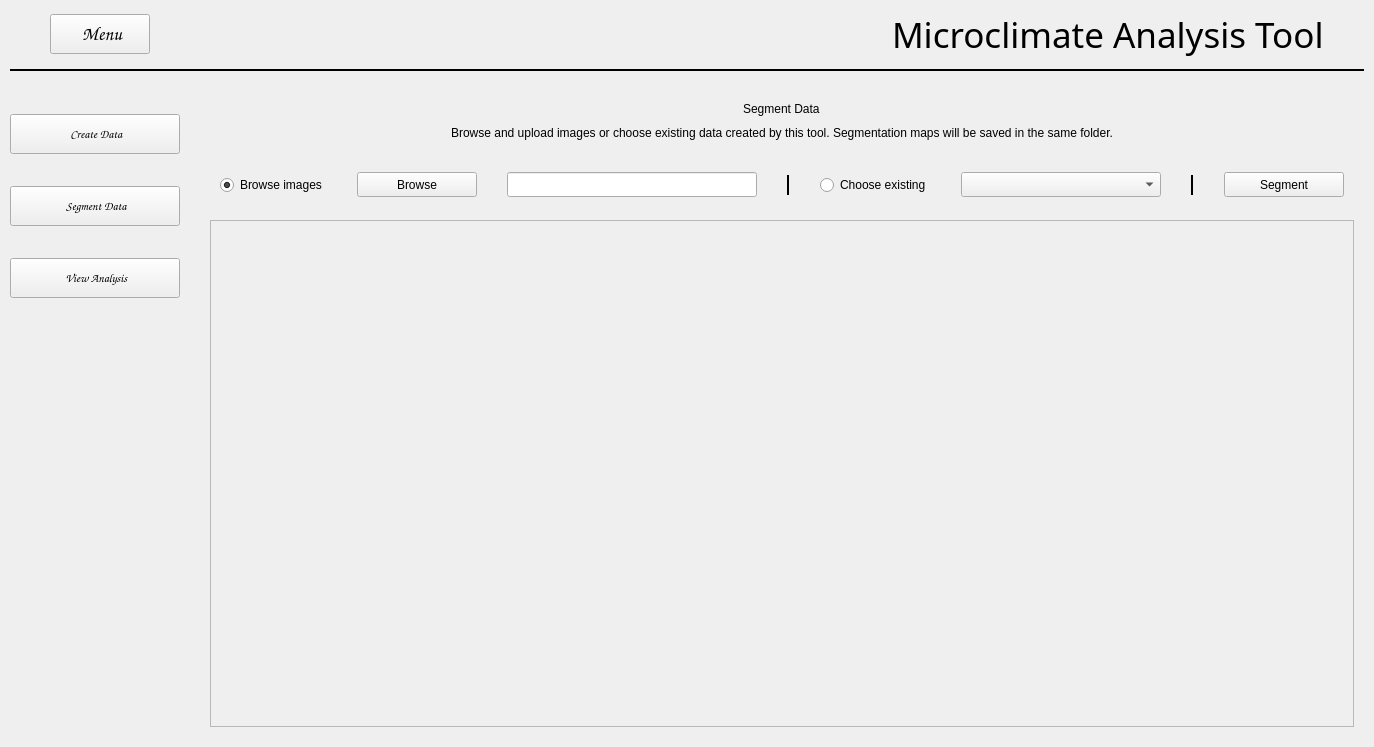
MMA-org/Microclimate-Analysis-Tool, file app/ui_main.ui: the form before one commit.
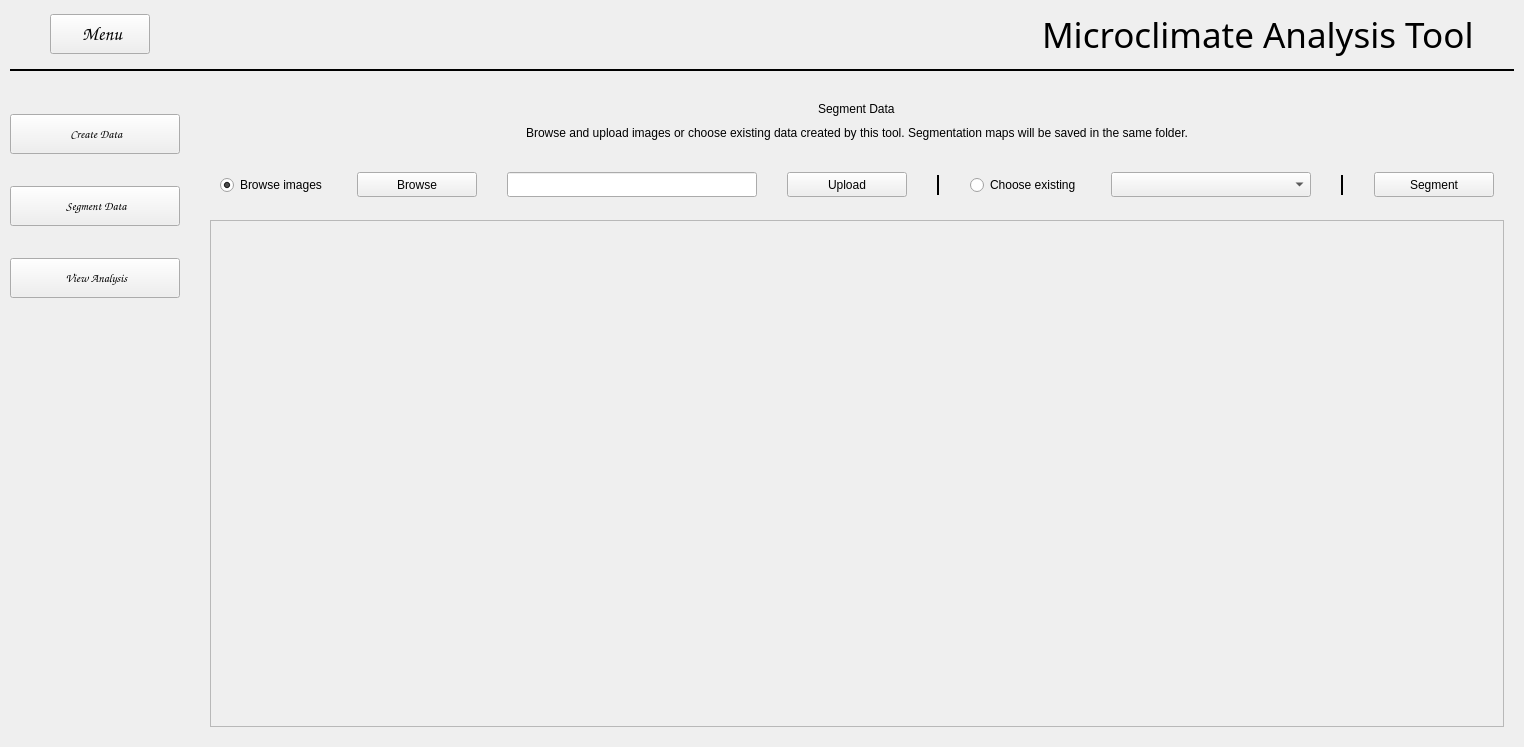
The form after the commit. The open tabs and pages were chosen to show the change. Icons and pictures are not drawn.

Patch:
```diff
--- a/app/ui_main.ui
+++ b/app/ui_main.ui
@@ -9,7 +9,7 @@
    <rect>
     <x>0</x>
     <y>0</y>
-    <width>1266</width>
+    <width>1489</width>
     <height>747</height>
    </rect>
   </property>
@@ -1010,7 +1010,7 @@
               <item alignment="Qt::AlignHCenter|Qt::AlignVCenter">
                <widget class="QWidget" name="segmentDataContainer" native="true">
                 <property name="sizePolicy">
-                 <sizepolicy hsizetype="Fixed" vsizetype="Preferred">
+                 <sizepolicy hsizetype="Preferred" vsizetype="Preferred">
                   <horstretch>0</horstretch>
                   <verstretch>0</verstretch>
                  </sizepolicy>
@@ -1106,6 +1106,31 @@
                    </property>
                   </widget>
                  </item>
+                 <item>
+                  <widget class="QPushButton" name="segmentUploadButton">
+                   <property name="sizePolicy">
+                    <sizepolicy hsizetype="Fixed" vsizetype="Fixed">
+                     <horstretch>0</horstretch>
+                     <verstretch>0</verstretch>
+                    </sizepolicy>
+                   </property>
+                   <property name="minimumSize">
+                    <size>
+                     <width>120</width>
+                     <height>25</height>
+                    </size>
+                   </property>
+                   <property name="maximumSize">
+                    <size>
+                     <width>120</width>
+                     <height>25</height>
+                    </size>
+                   </property>
+                   <property name="text">
+                    <string>Upload</string>
+                   </property>
+                  </widget>
+                 </item>
                  <item>
                   <widget class="Line" name="line_3">
                    <property name="sizePolicy">
@@ -1256,7 +1281,7 @@
                   <rect>
                    <x>0</x>
                    <y>0</y>
-                   <width>1034</width>
+                   <width>1257</width>
                    <height>514</height>
                   </rect>
                  </property>
```
Left out of the diff: 10 changed lines with no effect on the pictures.
